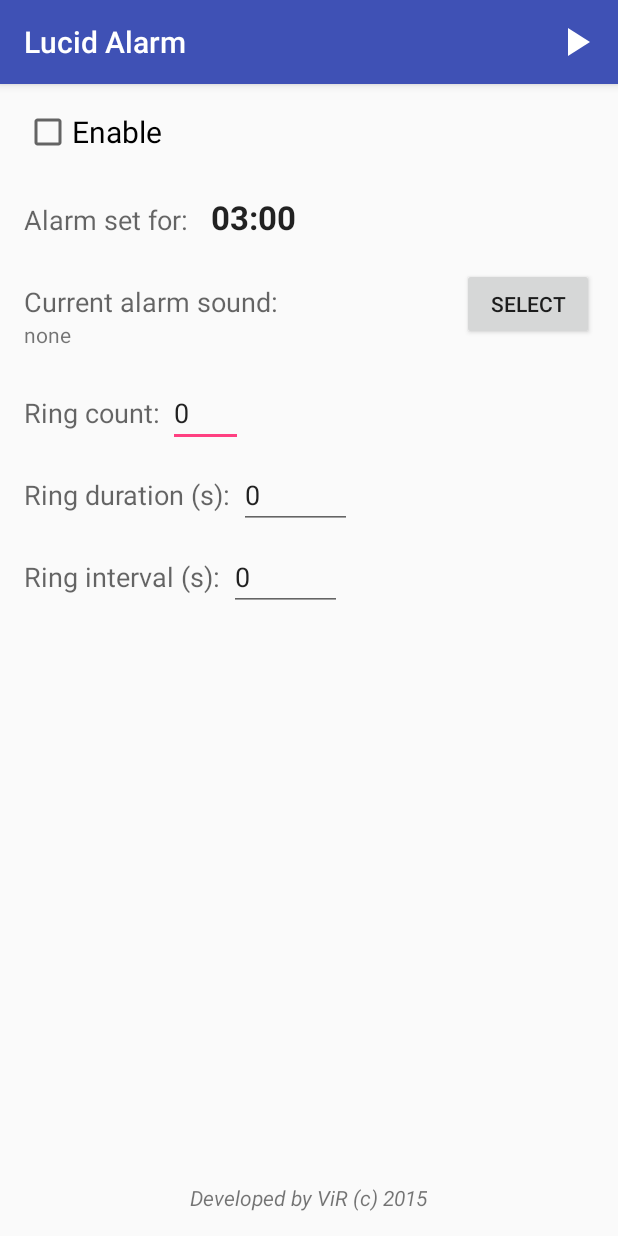
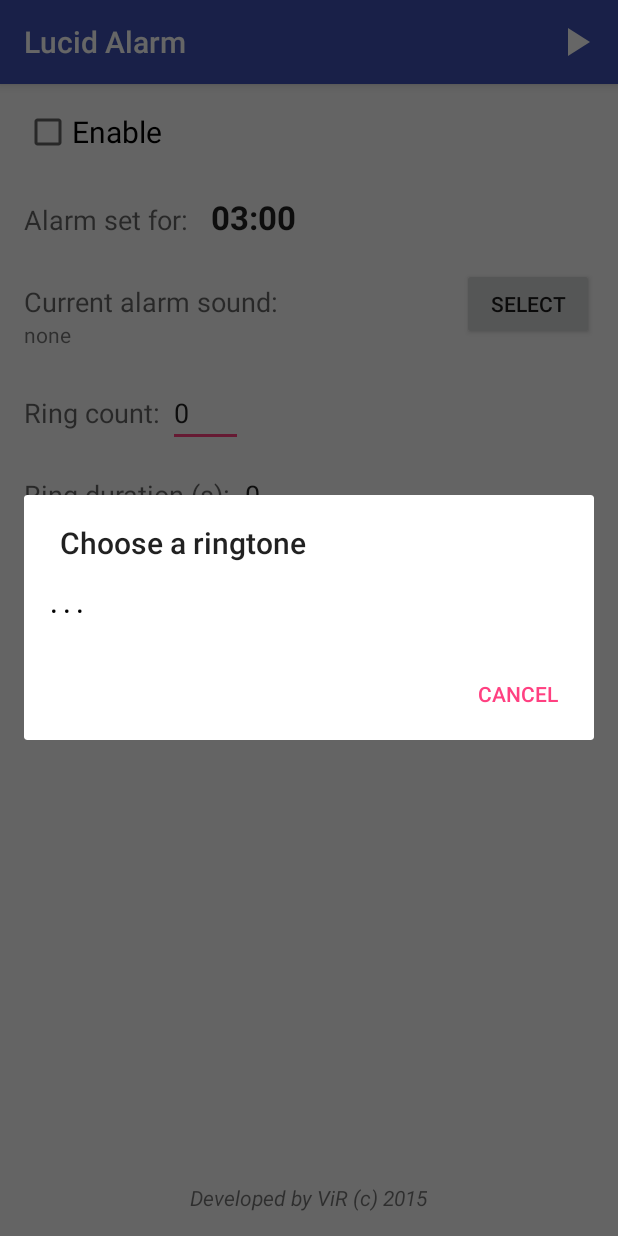
Before and after one commit to ViRb3/LucidAlarm, an Android app: the screen it shows after launch (MainActivity), after a tap on "SELECT", on a phone screen of 412 x 824 dp. Run offline under Robolectric (Android 15) with nearby library versions, the phone set to English and light mode, and no system bars.

Commit message:
Added alarm sound selection support

```diff
--- a/app/src/main/AndroidManifest.xml
+++ b/app/src/main/AndroidManifest.xml
@@ -4,6 +4,8 @@
 
     <uses-permission android:name="android.permission.WAKE_LOCK" />
     <uses-permission android:name="android.permission.RECEIVE_BOOT_COMPLETED" />
+    <uses-permission android:name="android.permission.READ_EXTERNAL_STORAGE" />
+    <uses-permission android:name="android.permission.WRITE_EXTERNAL_STORAGE" />
 
     <application
         android:allowBackup="true"
--- /dev/null
+++ b/app/src/main/java/com/virb3/lucidalarm/DialogChooseDirectory.java
@@ -0,0 +1,149 @@
+package com.virb3.lucidalarm;
+
+import android.app.AlertDialog;
+import android.content.Context;
+import android.content.DialogInterface;
+import android.os.Environment;
+import android.view.View;
+import android.view.ViewGroup;
+import android.widget.AdapterView;
+import android.widget.ArrayAdapter;
+import android.widget.ListView;
+import android.widget.TextView;
+
+import java.io.File;
+import java.util.ArrayList;
+import java.util.Collections;
+import java.util.Comparator;
+import java.util.List;
+
+public class DialogChooseDirectory implements AdapterView.OnItemClickListener, DialogInterface.OnClickListener
+{
+    public interface Result
+    {
+        void onChooseFile(File file);
+    }
+
+    AlertDialog _alertDialog;
+    List<File> _fileEntries = new ArrayList<>();
+    File _currentDirectory;
+    Context _context;
+    ListView _listView;
+    Result _result = null;
+
+    public class DirAdapter extends ArrayAdapter<File>
+    {
+        public DirAdapter(int resourceID)
+        {
+            super(_context, resourceID, _fileEntries);
+        }
+
+        @Override
+        public View getView(int position, View convertView, ViewGroup parent)
+        {
+            TextView textView = (TextView) super.getView(position, convertView, parent);
+
+            if (_fileEntries.get(position) == null)
+                textView.setText("...");
+            else
+                textView.setText(_fileEntries.get(position).getName());
+
+            return textView;
+        }
+    }
+
+    private void ListDirectories()
+    {
+        _fileEntries.clear();
+
+        File[] files = _currentDirectory.listFiles();
+
+        if (files != null)
+            for (File file : files)
+            {
+                if (file.isFile())
+                {
+                    if (!file.getName().contains(".") || file.getName().endsWith("."))
+                        continue;
+
+                    String extension = file.getName().substring(file.getName().lastIndexOf(".") + 1, file.getName().length());
+
+                    if (!extension.equals("mp3") && !extension.equals("ogg"))
+                        continue;
+                }
+
+                _fileEntries.add(file);
+            }
+
+        Collections.sort(_fileEntries, new Comparator<File>()
+        {
+            public int compare(File f1, File f2)
+            {
+                return f1.getName().toLowerCase().compareTo(f2.getName().toLowerCase());
+            }
+        });
+
+        if (_currentDirectory.getParent() != null)
+            _fileEntries.add(0, new File("..."));
+    }
+
+    public DialogChooseDirectory(Context context, Result result, String startDirectory)
+    {
+        _context = context;
+        _result = result;
+
+        if (startDirectory != null)
+            _currentDirectory = new File(startDirectory);
+        else
+            _currentDirectory =  Environment.getExternalStorageDirectory();
+
+        ListDirectories();
+        DirAdapter adapter = new DirAdapter(R.layout.listitem_row_textview);
+
+        AlertDialog.Builder builder = new AlertDialog.Builder(context);
+        builder.setTitle("Choose a ringtone");
+        builder.setAdapter(adapter, this);
+
+        builder.setNegativeButton("Cancel", new DialogInterface.OnClickListener()
+        {
+            public void onClick(DialogInterface dialog, int id)
+            {
+                dialog.cancel();
+            }
+        });
+
+        _alertDialog = builder.create();
+        _listView = _alertDialog.getListView();
+        _listView.setOnItemClickListener(this);
+        _alertDialog.show();
+    }
+
+    @Override
+    public void onItemClick(AdapterView<?> arg0, View list, int pos, long id)
+    {
+        if (pos < 0 || pos >= _fileEntries.size())
+            return;
+
+        File clickedFile = _fileEntries.get(pos);
+
+        if (clickedFile.isFile())
+        {
+            _alertDialog.cancel();
+            _result.onChooseFile(clickedFile);
+            return;
+        }
+
+        if (_fileEntries.get(pos).getName().equals("..."))
+            _currentDirectory = _currentDirectory.getParentFile();
+        else
+            _currentDirectory = _fileEntries.get(pos);
+
+        ListDirectories();
+        DirAdapter adapter = new DirAdapter(R.layout.listitem_row_textview);
+        _listView.setAdapter(adapter);
+    }
+
+    public void onClick(DialogInterface dialog, int which)
+    {
+    }
+}
--- a/app/src/main/java/com/virb3/lucidalarm/MainActivity.java
+++ b/app/src/main/java/com/virb3/lucidalarm/MainActivity.java
@@ -1,8 +1,13 @@
 package com.virb3.lucidalarm;
 
+import android.Manifest;
 import android.app.DialogFragment;
 import android.content.SharedPreferences;
+import android.content.pm.PackageManager;
 import android.os.Bundle;
+import android.os.Environment;
+import android.support.v4.app.ActivityCompat;
+import android.support.v4.content.ContextCompat;
 import android.support.v7.app.AppCompatActivity;
 import android.support.v7.widget.Toolbar;
 import android.text.Editable;
@@ -18,6 +23,8 @@ import android.widget.EditText;
 import android.widget.RelativeLayout;
 import android.widget.TextView;
 
+import java.io.File;
+import java.io.IOException;
 import java.util.HashMap;
 import java.util.Map;
 
@@ -189,9 +196,61 @@ public class MainActivity extends AppCompatActivity
             @Override
             public void onClick(View v)
             {
-                //TODO
+                int readPermission = ContextCompat.checkSelfPermission(MainActivity.this,
+                        Manifest.permission.READ_EXTERNAL_STORAGE);
+
+                int writePermission = ContextCompat.checkSelfPermission(MainActivity.this,
+                        Manifest.permission.WRITE_EXTERNAL_STORAGE);
+
+                if (readPermission != PackageManager.PERMISSION_GRANTED || writePermission != PackageManager.PERMISSION_GRANTED)
+                {
+                    ActivityCompat.requestPermissions(MainActivity.this,
+                            new String[]{Manifest.permission.READ_EXTERNAL_STORAGE, Manifest.permission.WRITE_EXTERNAL_STORAGE}, 0);
+                    return;
+                }
+
+                DialogChooseDirectory.Result result = new DialogChooseDirectory.Result()
+                {
+
+                    @Override
+                    public void onChooseFile(File file)
+                    {
+                        SharedPreferences settings = getSharedPreferences("PREFERENCES", 0);
+                        SharedPreferences.Editor editor = settings.edit();
+
+                        editor.putString("alarmPath", file.getPath());
+                        editor.apply();
+
+                        TextView alarmPath = (TextView) findViewById(R.id.txtCurrentAlarmSoundPath);
+                        alarmPath.setText(file.getPath());
+                    }
+                };
+
+                new DialogChooseDirectory(MainActivity.this, result, null);
             }
         });
+    }
+
+    @Override
+    public void onRequestPermissionsResult(int requestCode, String permissions[], int[] grantResults)
+    {
+        switch (requestCode)
+        {
+            case 0:
+                if (grantResults.length != 2)
+                    return;
+
+                if (grantResults[0] != PackageManager.PERMISSION_GRANTED)
+                    return;
+
+                if (grantResults[1] != PackageManager.PERMISSION_GRANTED)
+                    return;
+
+                Button btnSelect = (Button) findViewById(R.id.btnCurrentAlarmSelect);
+                btnSelect.callOnClick();
+
+                break;
+        }
     }
 
     private void StartAlarm()
@@ -199,7 +258,7 @@ public class MainActivity extends AppCompatActivity
         int currentMinutes = Minutes;
         int currentSeconds = 0;
 
-        for(int i = 1; i <= RingCount(); i++)
+        for (int i = 1; i <= RingCount(); i++)
         {
             alarm.SetAlarm(this, Hours, currentMinutes, currentSeconds, i);
             currentSeconds += RingInterval() + RingDuration();
@@ -232,6 +291,14 @@ public class MainActivity extends AppCompatActivity
         _editRingCount.setText(String.valueOf(settings.getInt("ringCount", 3)));
         _editRingDuration.setText(String.valueOf(settings.getInt("ringDuration", 4)));
         _editRingInterval.setText(String.valueOf(settings.getInt("ringInterval", 10)));
+
+        TextView txtAlarmPath = (TextView) findViewById(R.id.txtCurrentAlarmSoundPath);
+        String alarmPath = settings.getString("alarmPath", "");
+
+        if (!new File(alarmPath).exists())
+            alarmPath = "";
+
+        txtAlarmPath.setText(alarmPath.equals("") ? "none" : alarmPath);
     }
 
     public void Save()
--- /dev/null
+++ b/app/src/main/res/layout/listitem_row_textview.xml
@@ -0,0 +1,13 @@
+<?xml version="1.0" encoding="utf-8"?>
+<TextView
+    android:textColor="#000000"
+    android:layout_width="fill_parent"
+    android:layout_height="wrap_content"
+    android:text="sampleText 1 2 3"
+    android:textStyle="bold"
+    android:typeface="monospace"
+    android:paddingStart="15dp"
+    android:paddingTop="10dp"
+    android:paddingBottom="10dp"
+    android:height="40dp"
+    xmlns:android="http://schemas.android.com/apk/res/android" />
```
Also changed, not shown: app/src/main/java/com/virb3/lucidalarm/SampleSchedulingService.java (+9 -1 lines).
